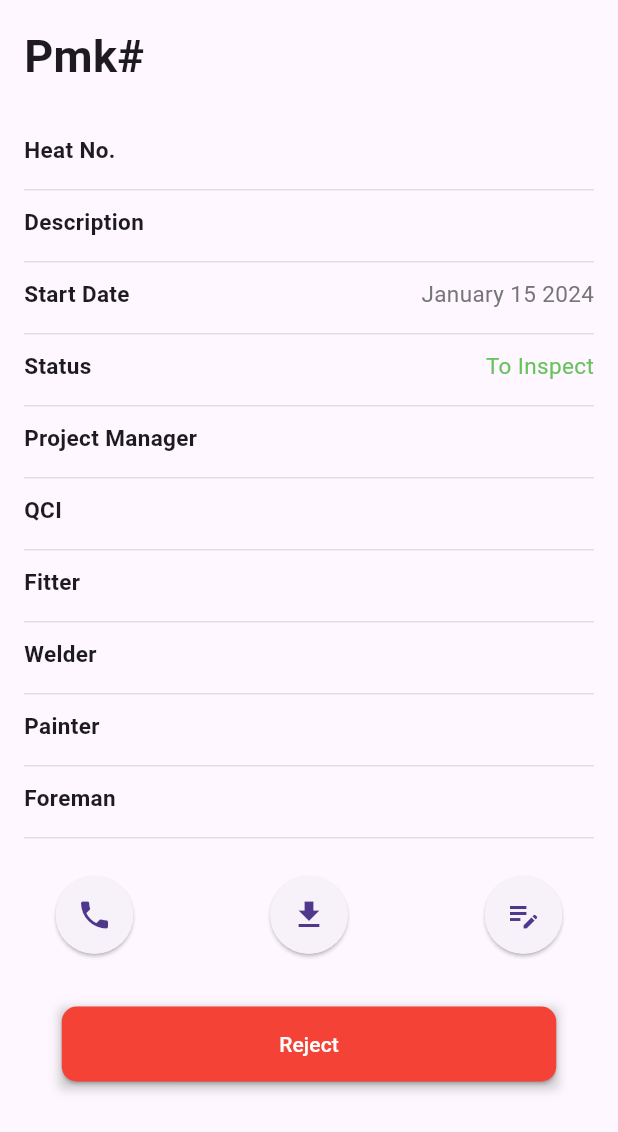
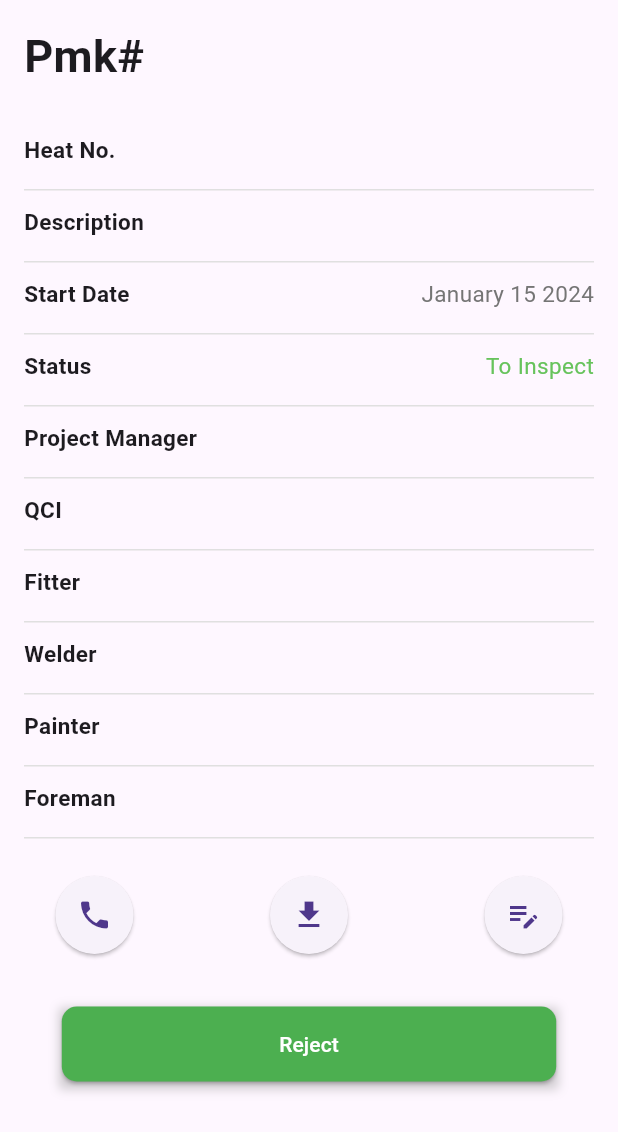
Before and after one commit to sikandarm/pace-mobile, a Flutter app: the TaskDetailWidget widget shown alone on an empty page, opened directly with empty values, on a phone screen of 412 x 824 dp. Shown: the top 1132 px of the screen. Run offline on Flutter 3.47's test engine with Material 3 defaults, Android fonts, the phone set to English and light mode, and no system bars; our stand-ins replace cached_network_image, custom_sliding_segmented_control, dio, email_validator, expandable, firebase_auth and 20 more; missing offline and left inert: expandable_datatable, flutter_facebook_auth, flutter_login_facebook, googleapis, syncfusion_flutter_pdfviewer; accounts and stored records are empty; network calls fail.

Commit message:
v46.0 push ___check-yaml_versions-changes-working

```diff
--- a/lib/components/task_list_card.dart
+++ b/lib/components/task_list_card.dart
@@ -57,6 +57,7 @@ class _TaskCardState extends State<TaskCard> {
       //     });
       //   }
       // },
+
       // onLongPressMoveUpdate: (details) {
       //   if (_isDragging) {
       //     setState(() {
@@ -178,6 +179,8 @@ class TaskWidget extends StatelessWidget {
     return GestureDetector(
       onTap: hasPermissionToGoToTaskDetailScreen == true
           ? () {
+              print('start date in task_list_card: ' + startDate.toString());
+
               Navigator.push(
                 context,
                 MaterialPageRoute(
--- a/lib/screens/task_detail.dart
+++ b/lib/screens/task_detail.dart
@@ -1126,6 +1126,8 @@ class _TaskDetailWidgetState extends State<TaskDetailWidget> {
                           child: Text('Pause'),
                         ),
                       ),
+
+                      ///////////////////  2nd button also here
                       SizedBox(
                         width: 130,
                         height: 50.0,
@@ -1214,7 +1216,29 @@ class _TaskDetailWidgetState extends State<TaskDetailWidget> {
                                             ),
                                           ),
                                         )
-                                      : SizedBox.shrink(),
+                                      : ElevatedButton(
+                                          onPressed: () =>
+                                              buttonAction(context, widget.id),
+                                          style: ButtonStyle(
+                                            backgroundColor:
+                                                MaterialStateProperty.all<
+                                                    Color>(Colors.blue),
+                                            shape: MaterialStateProperty.all<
+                                                RoundedRectangleBorder>(
+                                              RoundedRectangleBorder(
+                                                borderRadius:
+                                                    BorderRadius.circular(10.0),
+                                              ),
+                                            ),
+                                          ),
+                                          child: Text(
+                                            setSelfApprovedText(
+                                                widget.status!, widget.userId!),
+                                            style: const TextStyle(
+                                              color: Colors.white,
+                                            ),
+                                          ),
+                                        ),
                         ),
                       ),
                     ],
@@ -1371,6 +1395,8 @@ class _TaskDetailWidgetState extends State<TaskDetailWidget> {
                               child: Text('Resume'),
                             ),
                           ),
+
+                          /////////////////////////////////////////////  2nd complete button creating isssue here
                           SizedBox(
                             width: 130,
                             height: 50.0,
@@ -1462,7 +1488,35 @@ class _TaskDetailWidgetState extends State<TaskDetailWidget> {
                                                 ),
                                               ),
                                             )
-                                          : SizedBox.shrink(),
+                                          // : SizedBox.shrink(
+                                          //     child: Text('data'),
+                                          //   ),
+                                          : ElevatedButton(
+                                              onPressed: () => buttonAction(
+                                                  context, widget.id),
+                                              style: ButtonStyle(
+                                                backgroundColor:
+                                                    MaterialStateProperty.all<
+                                                        Color>(Colors.blue),
+                                                shape:
+                                                    MaterialStateProperty.all<
+                                                        RoundedRectangleBorder>(
+                                                  RoundedRectangleBorder(
+                                                    borderRadius:
+                                                        BorderRadius.circular(
+                                                            10.0),
+                                                  ),
+                                                ),
+                                              ),
+                                              child: Text(
+                                                setSelfApprovedText(
+                                                    widget.status!,
+                                                    widget.userId!),
+                                                style: const TextStyle(
+                                                  color: Colors.white,
+                                                ),
+                                              ),
+                                            ),
                             ),
                           ),
                         ],
@@ -1568,19 +1622,19 @@ class _TaskDetailWidgetState extends State<TaskDetailWidget> {
                                               : _blApprovedTask &&
                                                       widget.status ==
                                                           "rejected"
-
-
-
-
                                                   ? ElevatedButton(
                                                       onPressed: () =>
                                                           buttonAction(context,
                                                               widget.id),
                                                       style: ButtonStyle(
                                                         backgroundColor:
-                                                            MaterialStateProperty
-                                                                .all<Color>(
-                                                                    Colors.red),
+                                                            MaterialStateProperty.all<
+                                                                Color>(widget
+                                                                        .status!
+                                                                        .toLowerCase() ==
+                                                                    'rejected'
+                                                                ? Colors.blue
+                                                                : Colors.red),
                                                         shape: MaterialStateProperty
                                                             .all<
                                                                 RoundedRectangleBorder>(
@@ -1611,10 +1665,11 @@ class _TaskDetailWidgetState extends State<TaskDetailWidget> {
                                                         backgroundColor:
                                                             MaterialStateProperty
                                                                 .all<Color>(
-                                                          widget.status ==
+                                                          widget.status!
+                                                                      .toLowerCase() ==
                                                                   'rejected'
                                                               ? Colors.blue
-                                                              : Colors.red,
+                                                              : Colors.green,
                                                         ),
                                                         shape: MaterialStateProperty
                                                             .all<
--- a/lib/services/get_Independent_tasks.dart
+++ b/lib/services/get_Independent_tasks.dart
@@ -258,7 +258,6 @@ Future<List<IndependentTaskModel>> getIndependentTasks(
         'Authorization': 'Bearer $token',
       });
 
-
   // print(response.body);
 
   if (response.statusCode == 200) {
```
Also changed, not shown: lib/screens/task_list.dart (+15 -4 lines), lib/services/get_all_notifications.dart (+8 -12 lines).
